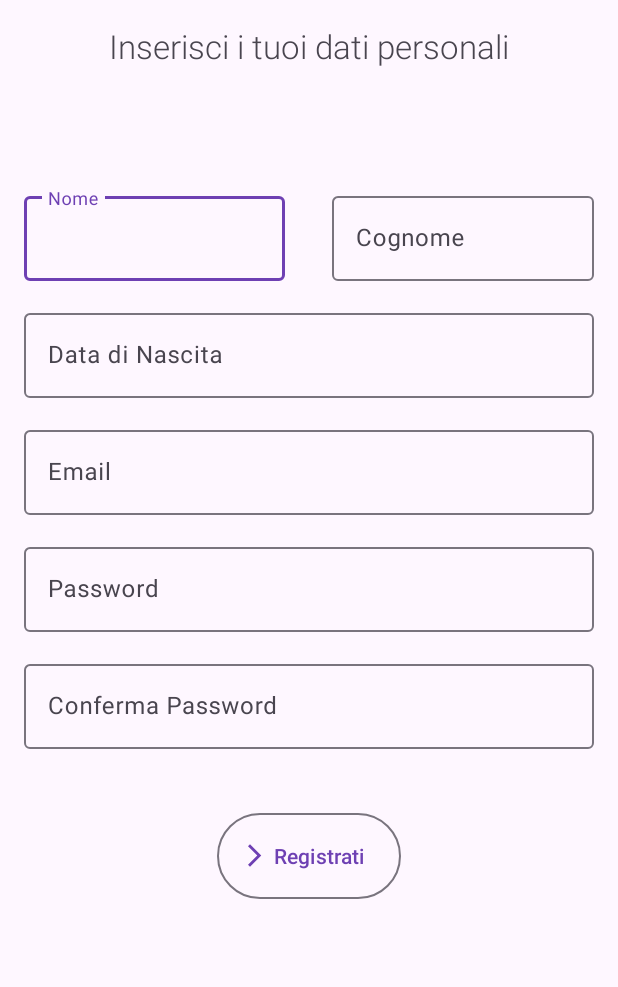
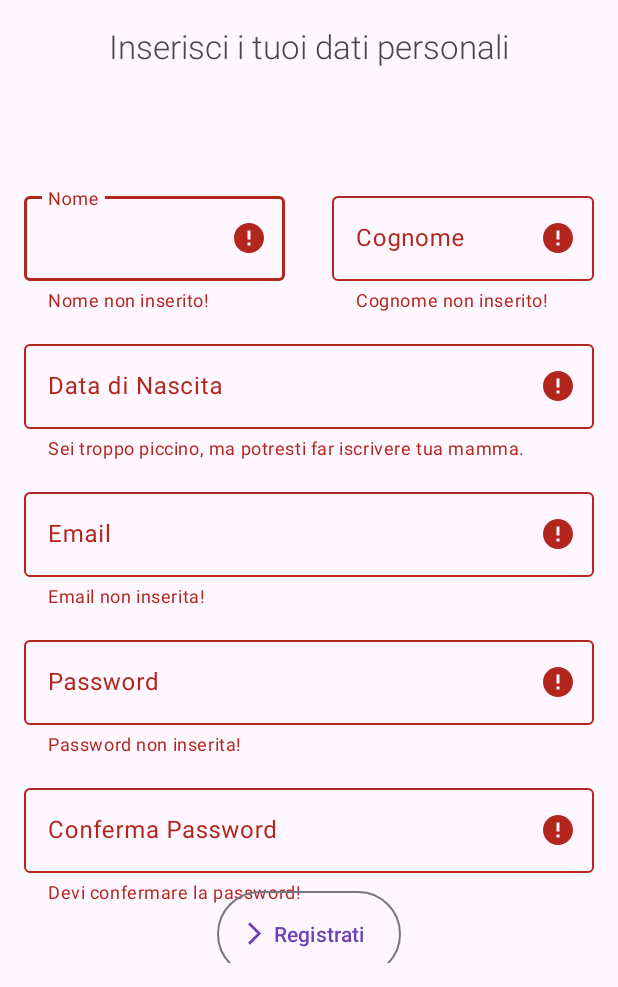
Before and after one commit to angelonazzaro/OpenMeet, an Android app: the RegistrationActivity screen opened directly, with no data from a screen before it, after a tap on "Registrati", on a phone screen of 412 x 824 dp, the part 249-1236 px from its top. Run offline under Robolectric (Android 15) with nearby library versions, the phone set to English and light mode, and no system bars; network calls fail.

Commit message:
Clearer Registration Flow

```diff
--- a/mobileapp/app/src/main/java/com/openmeet/logic/RegistrationActivity.kt
+++ b/mobileapp/app/src/main/java/com/openmeet/logic/RegistrationActivity.kt
@@ -3,6 +3,7 @@ package com.openmeet.logic
 import androidx.appcompat.app.AppCompatActivity
 import android.os.Bundle
 import android.widget.Button
+import android.widget.DatePicker
 import android.widget.Toast
 import com.google.android.material.datepicker.CalendarConstraints
 import com.google.android.material.datepicker.DateValidatorPointBackward
@@ -18,13 +19,13 @@ class RegistrationActivity : AppCompatActivity() {
         super.onCreate(savedInstanceState)
         setContentView(R.layout.activity_auth_registration)
 
-        val birthday = findViewById<TextInputLayout>(R.id.birthdayField)
-        val name = findViewById<TextInputLayout>(R.id.nameField)
-        val surname = findViewById<TextInputLayout>(R.id.surnameField)
-        val email = findViewById<TextInputLayout>(R.id.emailField)
-        val password = findViewById<TextInputLayout>(R.id.passwordField)
-        val confirmPassword = findViewById<TextInputLayout>(R.id.confirmPasswordField)
-        val confirmButton = findViewById<Button>(R.id.registrationBtn)
+        val birthdayFld = findViewById<TextInputLayout>(R.id.birthdayField)
+        val nameFld = findViewById<TextInputLayout>(R.id.nameField)
+        val surnameFld = findViewById<TextInputLayout>(R.id.surnameField)
+        val emailFld = findViewById<TextInputLayout>(R.id.emailField)
+        val passwordFld = findViewById<TextInputLayout>(R.id.passwordField)
+        val confirmPasswordFld = findViewById<TextInputLayout>(R.id.confirmPasswordField)
+        val confirmButtonFld = findViewById<Button>(R.id.registrationBtn)
 
         val datePicker = DatepickerMaterialDatePicker.Builder.datePicker()
             .setTitleText("Seleziona la data di nascita")
@@ -37,27 +38,30 @@ class RegistrationActivity : AppCompatActivity() {
             )
             .build()
 
-        confirmButton.setOnClickListener {
+        confirmButtonFld.setOnClickListener {
             val result =
-                checkForm(name, surname, datePicker.selection, email, password, confirmPassword)
+                checkForm(nameFld, surnameFld, datePicker.selection, birthdayFld, emailFld, passwordFld, confirmPasswordFld)
             if (result)
                 Toast.makeText(this, "SUCCESS", Toast.LENGTH_SHORT).show()
             else
                 Toast.makeText(this, "NOT SUCCESS", Toast.LENGTH_SHORT).show()
         }
 
-        birthday.editText?.setOnClickListener {
+        birthdayFld.editText?.setOnClickListener {
             datePicker.show(supportFragmentManager, "birth_picker")
         }
 
         datePicker.addOnPositiveButtonClickListener {
-            birthday.editText?.setText(getDate(datePicker.selection, "dd/MM/yyyy"))
+            birthdayFld.editText?.setText(getDate(datePicker.selection, "dd/MM/yyyy"))
         }
 
-        datePicker.addOnNegativeButtonClickListener {
-            Toast.makeText(this, "Ricorda di inserire sempre la data di nascita", Toast.LENGTH_LONG)
-                .show()
-        }
+    }
+
+
+
+    override fun onBackPressed() {
+        super.onBackPressed()
+        overridePendingTransition(0, 0)
 
     }
 
@@ -70,7 +74,8 @@ class RegistrationActivity : AppCompatActivity() {
     fun checkForm(
         name: TextInputLayout,
         surname: TextInputLayout,
-        birthday: Long?,
+        birthdayMillis: Long?,
+        birthday: TextInputLayout,
         email: TextInputLayout,
         password: TextInputLayout,
         confirmPassword: TextInputLayout
@@ -86,21 +91,21 @@ class RegistrationActivity : AppCompatActivity() {
 
         //check if name is blanck or empty
         if (nameText.isBlank() || nameText.isEmpty()) {
-            Toast.makeText(this, "Non hai inserito il nome", Toast.LENGTH_LONG).show()
+            name.error = getString(R.string.name_null_error)
             flag = false
         }
         //check if name is blanck or empty
         if (surnameText.isBlank() || surnameText.isEmpty()) {
-            Toast.makeText(this, "Non hai inserito il cognome", Toast.LENGTH_LONG).show()
+            surname.error = getString(R.string.surname_null_error)
             flag = false
         }
         //check if birthday date inserted has more 18 years old
-        if (birthday != null) {
+        if (birthdayMillis != null) {
             val now = Calendar.getInstance().timeInMillis
             val diff = Calendar.getInstance()
-            diff.timeInMillis = now - birthday
+            diff.timeInMillis = now - birthdayMillis
             if (diff.get(Calendar.YEAR) - 1970 < 18)
-                Toast.makeText(this, "Hai meno di 18 anni", Toast.LENGTH_LONG).show()
+                birthday.error = getString(R.string.underage_error)
             flag = false
 
         }
@@ -108,32 +113,32 @@ class RegistrationActivity : AppCompatActivity() {
         if (!(emailText.isEmpty() || emailText.isBlank())) {
 
             if (!emailText.matches(Regex("^[a-z0-9!#$%&'*+=?^_`{|}~/-]+([.][a-z0-9!#$%&'*+=?^_`{|}~/-]+)*@([a-z0-9-]+[.])+[a-z]+$"))) {
-                Toast.makeText(this, "Formato mail non valido", Toast.LENGTH_LONG).show()
+                email.error = getString(R.string.email_format_error)
                 flag = false
             } else {
                 val splittedEmail = splitEmail(emailText)
                 if (splittedEmail.first.length > 64) {
-                    Toast.makeText(this, "Parte locale TROPPO lunga", Toast.LENGTH_LONG).show()
+                    email.error = getString(R.string.email_local_toolong_error)
                     flag = false
                 } else if (splittedEmail.second.length > 255) {
-                    Toast.makeText(this, "Parte dominio TROPPO lunga", Toast.LENGTH_LONG).show()
+                    email.error = getString(R.string.email_domain_toolong_error)
                     flag = false
                 }
             }
         } else {
-            Toast.makeText(this, "Non hai inserito la mail", Toast.LENGTH_LONG).show()
+            email.error = getString(R.string.email_null_error)
             flag = false
         }
         if (passText.isEmpty() || passText.isBlank()) {
-            Toast.makeText(this, "Non hai inserito la password", Toast.LENGTH_LONG).show()
+            password.error = getString(R.string.password_null_error)
             flag = false
         }
         if (confPassText.isEmpty() || confPassText.isBlank()) {
-            Toast.makeText(this, "Non hai inserito la password", Toast.LENGTH_LONG).show()
+            confirmPassword.error = getString(R.string.password_conf_null_error)
             flag = false
         }
         if (confPassText != passText) {
-            Toast.makeText(this, "Le password inserite sono diverse", Toast.LENGTH_LONG).show()
+            confirmPassword.error = getString(R.string.password_unmatch_error)
             flag = false
         }
 
--- a/mobileapp/app/src/main/res/values/strings.xml
+++ b/mobileapp/app/src/main/res/values/strings.xml
@@ -4,18 +4,20 @@
     <string name="request_server_address">192.168.1.33:8080/Gradle___com_openmeet___webservice_1_0_SNAPSHOT_war/</string>
     <string name="connection_error">Errore di connessione. Controlla la tua connessione ad Internet o riprova più tardi.</string>
 
-    <string name="prompt_email">Email</string>
-    <string name="prompt_password">Password</string>
-    <string name="action_sign_in">Sign in or register</string>
-    <string name="action_sign_in_short">Sign in</string>
-    <string name="welcome">"Welcome !"</string>
-    <string name="invalid_username">Not a valid username</string>
-    <string name="invalid_password">Password must be >5 characters</string>
+    <string name="registration_TextView">Non hai un account? <u>Registrati</u></string>
+    <string name="login_TextView">Hai già un account? <u>Accedi</u></string>
 
     <string name="email_null_error">Email non inserita!</string>
     <string name="email_format_error">Formato email non valido!</string>
     <string name="email_local_toolong_error">Parte locale Email troppo lunga!</string>
     <string name="email_domain_toolong_error">Parte dominio Email troppo lunga!</string>
+
+    <string name="name_null_error">Nome non inserito!</string>
+    <string name="surname_null_error">Cognome non inserito!</string>
+    <string name="underage_error">Sei troppo piccino, ma potresti far iscrivere tua mamma.</string>
+    <string name="password_null_error">Password non inserita!</string>
+    <string name="password_conf_null_error">Devi confermare la password!</string>
+    <string name="password_unmatch_error">Le password devono essere uguali!</string>
 
     <string name="login_failed">"Accesso fallito: credenziali errate."</string>
     <string name="login_failed_email">Controlla che l\'email sia corretta.</string>
```
Also changed, not shown: mobileapp/app/src/main/java/com/openmeet/logic/LoginActivity.kt (+14 -2 lines), mobileapp/app/src/main/res/layout/activity_auth_login.xml (+30 -9 lines).
